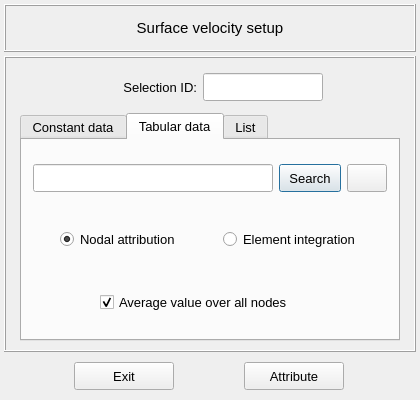
This is vibra/interface/data/ui_files/model/setup/acoustic/surface_velocity_inputs.ui in MOPT-UFSC/VIBRA as Qt 5 draws it before an edit. The edited form follows.
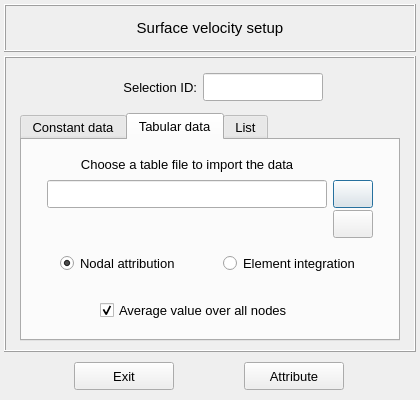
This is the edited form. The open tabs and pages were chosen to show the change. Icons and pictures are not drawn.

Patch:
```diff
--- a/vibra/interface/data/ui_files/model/setup/acoustic/surface_velocity_inputs.ui
+++ b/vibra/interface/data/ui_files/model/setup/acoustic/surface_velocity_inputs.ui
@@ -775,7 +775,7 @@
              <property name="verticalSpacing">
               <number>2</number>
              </property>
-             <item row="0" column="2">
+             <item row="1" column="2">
               <widget class="QPushButton" name="pushButton_load_table">
                <property name="enabled">
                 <bool>true</bool>
@@ -788,13 +788,13 @@
                </property>
                <property name="minimumSize">
                 <size>
-                 <width>62</width>
+                 <width>40</width>
                  <height>28</height>
                 </size>
                </property>
                <property name="maximumSize">
                 <size>
-                 <width>62</width>
+                 <width>40</width>
                  <height>28</height>
                 </size>
                </property>
@@ -811,24 +811,34 @@
                 <string notr="true"/>
                </property>
                <property name="text">
-                <string>Search</string>
+                <string/>
+               </property>
+               <property name="icon">
+                <iconset resource="../../../../icons/resources.qrc">
+                 <normaloff>:/icons/document_search_blue.png</normaloff>:/icons/document_search_blue.png</iconset>
+               </property>
+               <property name="iconSize">
+                <size>
+                 <width>20</width>
+                 <height>20</height>
+                </size>
                </property>
               </widget>
              </item>
-             <item row="0" column="1">
+             <item row="1" column="1">
               <widget class="QLineEdit" name="lineEdit_table_path">
                <property name="enabled">
                 <bool>true</bool>
                </property>
                <property name="minimumSize">
                 <size>
-                 <width>240</width>
+                 <width>280</width>
                  <height>28</height>
                 </size>
                </property>
                <property name="maximumSize">
                 <size>
-                 <width>260</width>
+                 <width>280</width>
                  <height>28</height>
                 </size>
                </property>
@@ -847,7 +857,7 @@
                </property>
               </widget>
              </item>
-             <item row="0" column="4">
+             <item row="1" column="4">
               <spacer name="horizontalSpacer_12">
                <property name="orientation">
                 <enum>Qt::Horizontal</enum>
@@ -860,7 +870,7 @@
                </property>
               </spacer>
              </item>
-             <item row="0" column="0">
+             <item row="1" column="0">
               <spacer name="horizontalSpacer_11">
                <property name="orientation">
                 <enum>Qt::Horizontal</enum>
@@ -873,7 +883,7 @@
                </property>
               </spacer>
              </item>
-             <item row="0" column="3">
+             <item row="2" column="2">
               <widget class="QPushButton" name="pushButton_change_frequency_setup">
                <property name="enabled">
                 <bool>true</bool>
@@ -926,6 +936,28 @@
                </property>
               </widget>
              </item>
+             <item row="0" column="1">
+              <widget class="QLabel" name="label_3">
+               <property name="minimumSize">
+                <size>
+                 <width>0</width>
+                 <height>28</height>
+                </size>
+               </property>
+               <property name="maximumSize">
+                <size>
+                 <width>16777215</width>
+                 <height>28</height>
+                </size>
+               </property>
+               <property name="text">
+                <string>Choose a table file to import the data</string>
+               </property>
+               <property name="alignment">
+                <set>Qt::AlignCenter</set>
+               </property>
+              </widget>
+             </item>
             </layout>
            </widget>
           </item>
```
